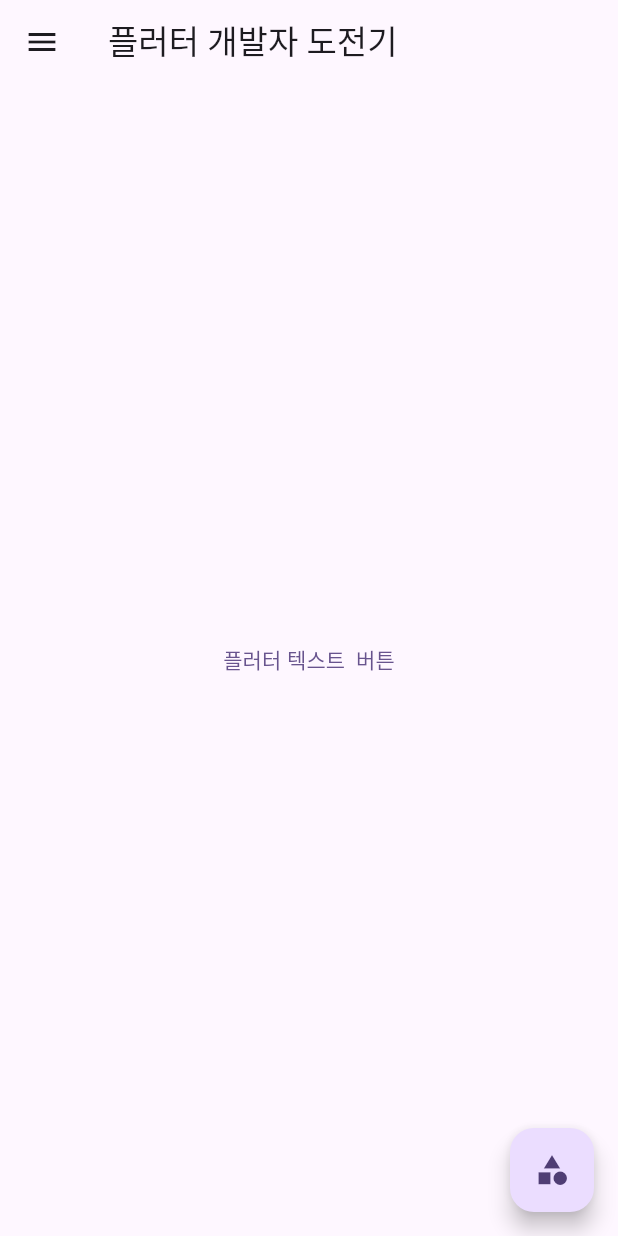
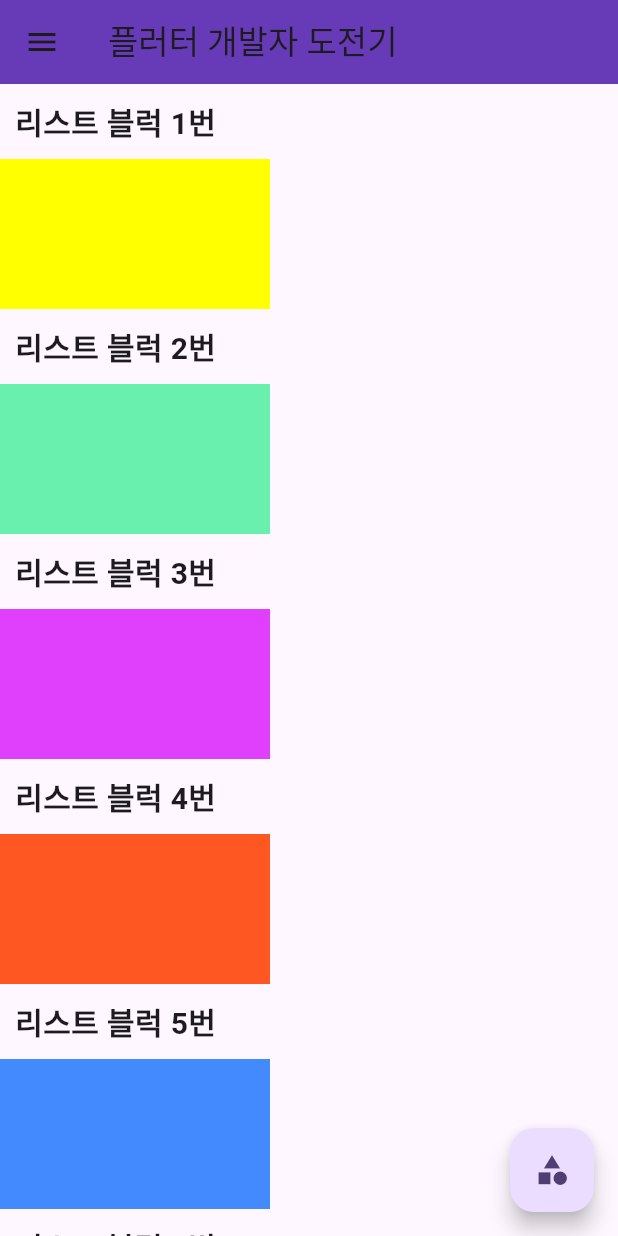
Before and after one commit to croppedeyebrow/Flutter_widget_practice, a Flutter app: the screen it shows after launch, on a phone screen of 412 x 824 dp. Run offline on Flutter 3.47's test engine with Material 3 defaults, Android fonts, the phone set to English and light mode, and no system bars.

Commit message:
ListView.builder 데이터 넣기까지

```diff
--- a/lib/main.dart
+++ b/lib/main.dart
@@ -29,10 +29,38 @@
 }
 
 class _MyHomePageState extends State<MyHomePage> {
+  final postList = [
+    {
+      "title": "리스트 블럭 1번",
+      "color": Colors.yellowAccent,
+    },
+    {
+      "title": "리스트 블럭 2번",
+      "color": Colors.greenAccent,
+    },
+    {
+      "title": "리스트 블럭 3번",
+      "color": Colors.purpleAccent,
+    },
+    {
+      "title": "리스트 블럭 4번",
+      "color": Colors.deepOrange,
+    },
+    {
+      "title": "리스트 블럭 5번",
+      "color": Colors.blueAccent,
+    },
+    {
+      "title": "리스트 블럭 6번",
+      "color": Colors.cyanAccent,
+    }
+  ];
+
   @override
   Widget build(BuildContext context) {
     return Scaffold(
         appBar: AppBar(
+          backgroundColor: Colors.deepPurple,
           title: const Text('플러터 개발자 도전기'),
         ),
         drawer: Drawer(
@@ -50,12 +78,37 @@
             )
           ],
         )),
-        body: Center(
-            child: TextButton(
-          onPressed: () => print("버튼작동"),
-          child: const Text("플러터 텍스트  버튼"),
-        )),
+        body: ListView.builder(
+            itemCount: postList.length,
+            itemBuilder: (context, index) {
+              return postContainer(
+                title: postList[index]["title"] as String,
+                colorData: postList[index]["color"] as Color,
+              );
+            }),
         floatingActionButton: FloatingActionButton(
             onPressed: () => print("버튼작동"), child: const Icon(Icons.category)));
   }
+
+  Widget postContainer(
+      {String title = " ", Color colorData = Colors.yellowAccent}) {
+    return Column(
+      crossAxisAlignment: CrossAxisAlignment.start,
+      children: [
+        Container(
+          padding: const EdgeInsets.all(10),
+          child: Text(
+            title,
+            style: TextStyle(fontSize: 20, fontWeight: FontWeight.bold),
+          ),
+        ),
+        Container(
+          // width: MediaQuery.of(context).size.width,
+          width: 180,
+          height: 100,
+          color: colorData,
+        ),
+      ],
+    );
+  }
 }
```
